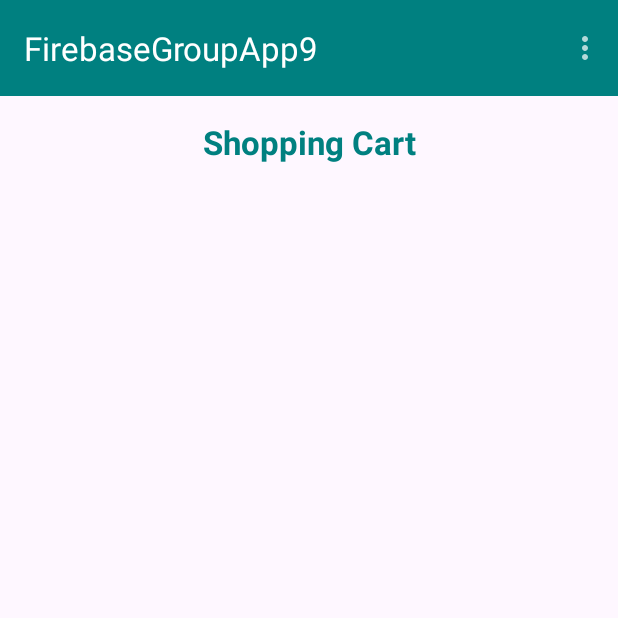
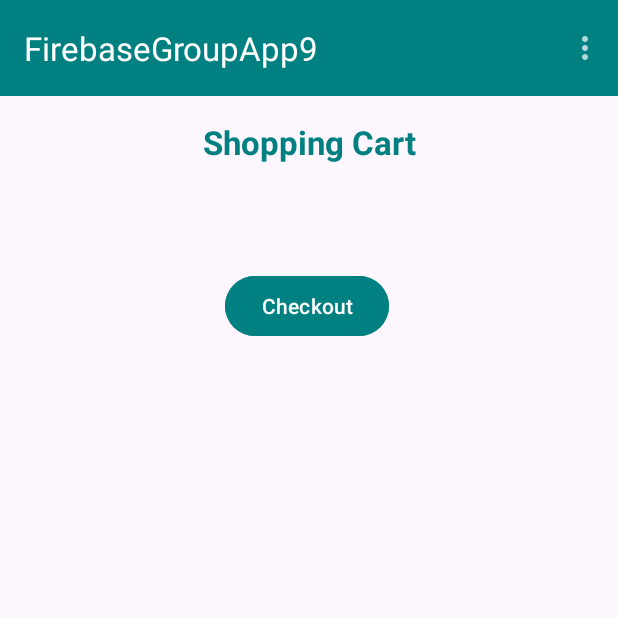
Before and after one commit to priyamanocha/FirebaseGroupApp9, an Android app: the CartActivity screen opened directly, with no data from a screen before it, on a phone screen of 412 x 824 dp, the top half of it. Run offline under Robolectric (Android 15) with nearby library versions, the phone set to English and light mode, and no system bars; our stand-ins replace Firebase (no records; nobody signed in at launch, a user with empty details on screens opened directly).

Commit message:
Checkout still under progress only successful write to database is done validation and total display pending

```diff
--- a/app/src/main/AndroidManifest.xml
+++ b/app/src/main/AndroidManifest.xml
@@ -12,6 +12,9 @@
         android:supportsRtl="true"
         android:theme="@style/Theme.FirebaseGroupApp9"
         tools:targetApi="31">
+        <activity
+            android:name=".CheckoutActivity"
+            android:exported="false" />
         <activity
             android:name=".ProductDetailActivity"
             android:exported="false" />
--- a/app/src/main/java/com/example/firebasegroupapp9/CartActivity.kt
+++ b/app/src/main/java/com/example/firebasegroupapp9/CartActivity.kt
@@ -5,6 +5,7 @@ import androidx.appcompat.app.AppCompatActivity
 import android.os.Bundle
 import android.view.Menu
 import android.view.MenuItem
+import android.widget.Button
 import android.widget.Toast
 import androidx.appcompat.widget.Toolbar
 import androidx.recyclerview.widget.LinearLayoutManager
@@ -46,6 +47,13 @@ class CartActivity : AppCompatActivity() {
         val rView: RecyclerView = findViewById(R.id.recView)
         rView.layoutManager = LinearLayoutManager(this)
         rView.adapter = adapter
+
+
+        val gotoCheckout: Button = findViewById(R.id.gotoCheckout)
+
+        gotoCheckout.setOnClickListener {
+            startActivity(Intent(this@CartActivity, CheckoutActivity::class.java))
+        }
     }
 
 
--- a/app/src/main/res/layout/activity_cart.xml
+++ b/app/src/main/res/layout/activity_cart.xml
@@ -34,4 +34,14 @@
         android:layout_width="match_parent"
         android:layout_height="wrap_content"
         android:layout_marginTop="120dp" />
+
+    <Button
+        android:id="@+id/gotoCheckout"
+        android:layout_width="wrap_content"
+        android:layout_height="wrap_content"
+        android:backgroundTint="@color/teal"
+        android:layout_below="@+id/recView"
+        android:layout_marginTop="60dp"
+        android:layout_marginLeft="150dp"
+        android:text="Checkout" />
 </RelativeLayout>
```
